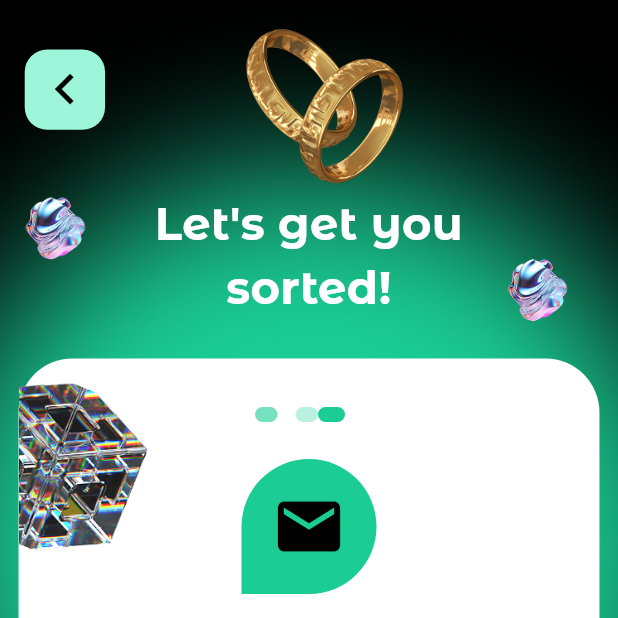
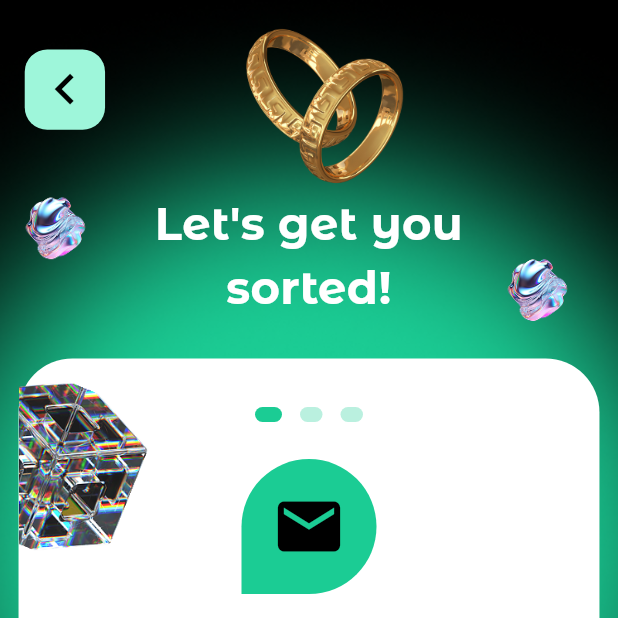
Before and after one commit to Alvin11David/Events-Uganda, a Flutter app: the ForgotPasswordScreen screen opened directly, on a phone screen of 412 x 824 dp, the top half of it. Run offline on Flutter 3.47's test engine with Material 3 defaults, Android fonts, the phone set to English and light mode, and no system bars; our stand-ins replace cloud_firestore, firebase_auth, firebase_core, firebase_messaging, google_sign_in, shared_preferences and 1 more; accounts and stored records are empty; Roboto replaces fonts that are missing (Abril Fatface).

Commit message:
Added the rectangles

```diff
--- a/events_uganda/lib/Auth/Forgot_Password_Screen.dart
+++ b/events_uganda/lib/Auth/Forgot_Password_Screen.dart
@@ -204,12 +204,10 @@ class _ForgotPasswordScreenState extends State<ForgotPasswordScreen> {
                                 mainAxisAlignment: MainAxisAlignment.center,
                                 children: [
                                   Container(
-                                    width: 15,
+                                    width: 18,
                                     height: 10,
                                     decoration: BoxDecoration(
-                                      color: const Color(
-                                        0xFF1BCC94,
-                                      ).withOpacity(0.6),
+                                      color: Color(0xFF1BCC94),
                                       shape: BoxShape.rectangle,
                                       borderRadius: BorderRadius.circular(5),
                                     ),
@@ -226,16 +224,18 @@ class _ForgotPasswordScreenState extends State<ForgotPasswordScreen> {
                                       borderRadius: BorderRadius.circular(5),
                                     ),
                                   ),
+                                  const SizedBox(width: 12),
                                   Container(
-                                    width: 18,
+                                    width: 15,
                                     height: 10,
                                     decoration: BoxDecoration(
-                                      color: Color(0xFF1BCC94),
+                                      color: const Color(
+                                        0xFF1BCC94,
+                                      ).withOpacity(0.3),
                                       shape: BoxShape.rectangle,
                                       borderRadius: BorderRadius.circular(5),
                                     ),
                                   ),
-                                  const SizedBox(width: 12),
                                 ],
                               ),
 
```
